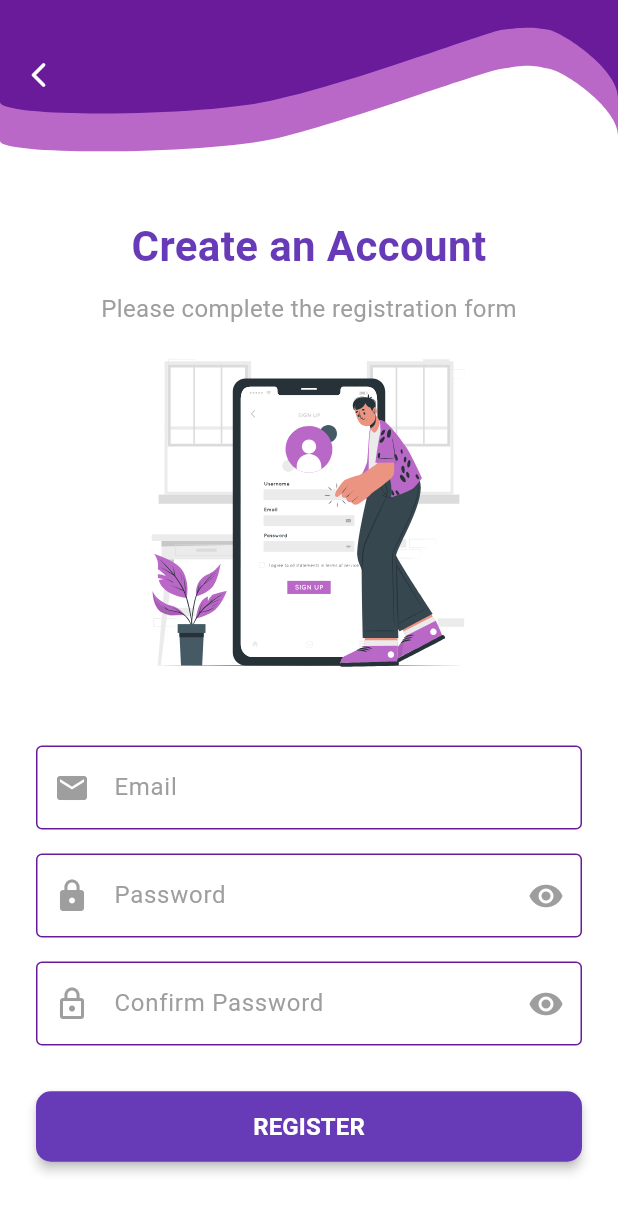
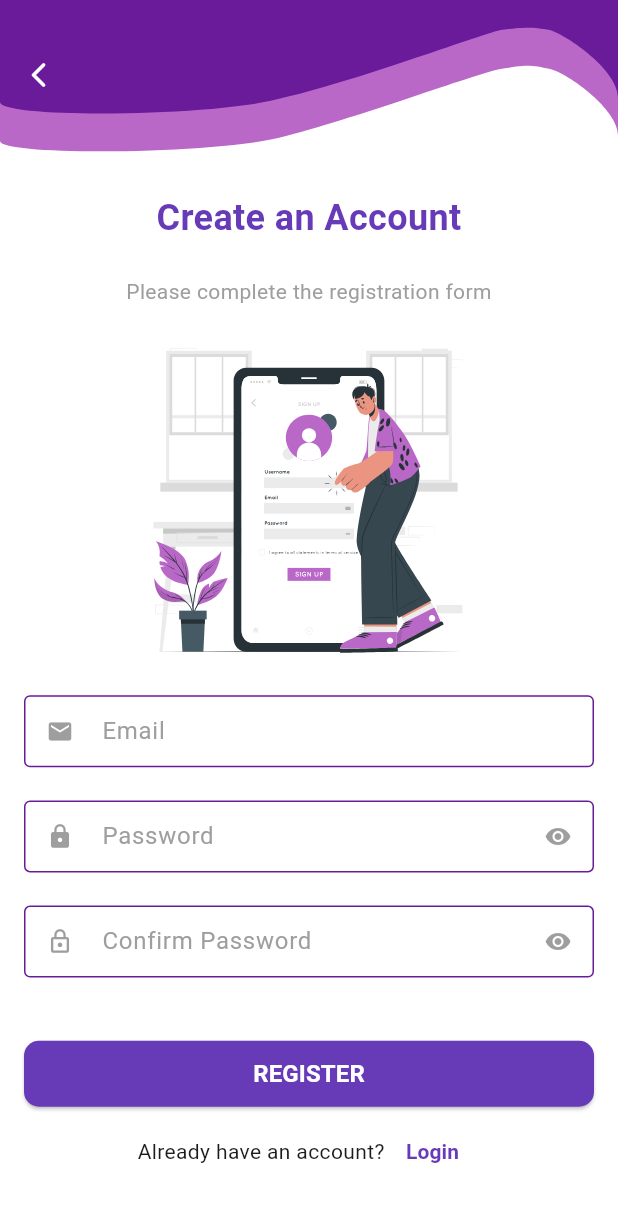
Before and after one commit to anndeviant/tpm_teori_t3, a Flutter app: the RegisterScreen screen opened directly, on a phone screen of 412 x 824 dp. Shown: the top 1213 px of the screen. Run offline on Flutter 3.47's test engine with Material 3 defaults, Android fonts, the phone set to English and light mode, and no system bars; our stand-ins replace curved_navigation_bar, firebase_auth, firebase_core, flutter_svg, internet_connection_checker, lottie; accounts and stored records are empty.

Commit message:
membuat regis screen responsif

```diff
--- a/lib/auth/register_screen.dart
+++ b/lib/auth/register_screen.dart
@@ -102,17 +102,24 @@ class _RegisterScreenState extends State<RegisterScreen> {
 
   @override
   Widget build(BuildContext context) {
+    final screenHeight = MediaQuery.of(context).size.height;
+    final screenWidth = MediaQuery.of(context).size.width;
+
     return Scaffold(
       backgroundColor: Colors.white,
       body: SafeArea(
         top: false,
         child: SingleChildScrollView(
+          child: ConstrainedBox(
+            constraints: BoxConstraints(minHeight: screenHeight),
+            child: IntrinsicHeight(
               child: Column(
                 children: [
+                  // HEADER
                   Stack(
                     children: [
                       CustomPaint(
-                    size: Size(double.infinity, 100),
+                        size: Size(screenWidth, 100),
                         painter: HeadPainter(),
                       ),
                       Positioned(
@@ -126,20 +133,21 @@ class _RegisterScreenState extends State<RegisterScreen> {
                       ),
                     ],
                   ),
-              Padding(
-                padding: const EdgeInsets.all(24.0),
+                  // FORM
+                  Expanded(
+                    child: Padding(
+                      padding: const EdgeInsets.symmetric(horizontal: 16),
                       child: Form(
                         key: _formKey,
                         child: Column(
-                    mainAxisAlignment: MainAxisAlignment.center,
-                    crossAxisAlignment: CrossAxisAlignment.stretch,
+                          mainAxisAlignment: MainAxisAlignment.spaceEvenly,
                           children: [
-                      const SizedBox(height: 20),
+                            const SizedBox(height: 16),
                             const Text(
                               'Create an Account',
                               textAlign: TextAlign.center,
                               style: TextStyle(
-                          fontSize: 28,
+                                fontSize: 24,
                                 fontWeight: FontWeight.bold,
                                 color: Colors.deepPurple,
                               ),
@@ -149,18 +157,17 @@ class _RegisterScreenState extends State<RegisterScreen> {
                               'Please complete the registration form',
                               textAlign: TextAlign.center,
                               style: TextStyle(
-                          fontSize: 16,
+                                fontSize: 14,
                                 color: Colors.grey,
                               ),
                             ),
                             SvgPicture.asset(
                               "assets/svg/regis.svg",
-                        height: 250,
+                              height: screenHeight * 0.3,
                             ),
-                      const SizedBox(height: 30),
                             if (_errorMessage != null)
                               Container(
-                          padding: const EdgeInsets.all(12),
+                                padding: const EdgeInsets.all(8),
                                 decoration: BoxDecoration(
                                   color: Colors.red.shade100,
                                   borderRadius: BorderRadius.circular(8),
@@ -170,11 +177,14 @@ class _RegisterScreenState extends State<RegisterScreen> {
                                   style: TextStyle(color: Colors.red.shade800),
                                 ),
                               ),
-                      if (_errorMessage != null) const SizedBox(height: 16),
+                            if (_errorMessage != null)
+                              const SizedBox(height: 8),
+                            // Email
                             TextFormField(
                               controller: _emailController,
                               keyboardType: TextInputType.emailAddress,
                               decoration: InputDecoration(
+                                isDense: true,
                                 labelText: 'Email',
                                 hintText: 'Enter your email',
                                 prefixIcon: const Icon(Icons.email),
@@ -195,11 +205,13 @@ class _RegisterScreenState extends State<RegisterScreen> {
                                 return null;
                               },
                             ),
-                      const SizedBox(height: 16),
+                            const SizedBox(height: 10),
+                            // Password
                             TextFormField(
                               controller: _passwordController,
                               obscureText: !_isPasswordVisible,
                               decoration: InputDecoration(
+                                isDense: true,
                                 labelText: 'Password',
                                 hintText: 'Enter your password',
                                 prefixIcon: const Icon(Icons.lock),
@@ -231,11 +243,13 @@ class _RegisterScreenState extends State<RegisterScreen> {
                                 return null;
                               },
                             ),
-                      const SizedBox(height: 16),
+                            const SizedBox(height: 10),
+                            // Confirm Password
                             TextFormField(
                               controller: _confirmPasswordController,
                               obscureText: !_isConfirmPasswordVisible,
                               decoration: InputDecoration(
+                                isDense: true,
                                 labelText: 'Confirm Password',
                                 hintText: 'Confirm your password',
                                 prefixIcon: const Icon(Icons.lock_outline),
@@ -269,16 +283,18 @@ class _RegisterScreenState extends State<RegisterScreen> {
                               },
                             ),
                             const SizedBox(height: 30),
-                      ElevatedButton(
+                            // REGISTER BUTTON
+                            SizedBox(
+                              width: double.infinity,
+                              height: 44,
+                              child: ElevatedButton(
                                 onPressed: _isLoading ? null : _register,
                                 style: ElevatedButton.styleFrom(
                                   backgroundColor: Colors.deepPurple,
                                   foregroundColor: Colors.white,
-                          padding: const EdgeInsets.symmetric(vertical: 12),
                                   shape: RoundedRectangleBorder(
                                     borderRadius: BorderRadius.circular(10),
                                   ),
-                          elevation: 3,
                                 ),
                                 child: _isLoading
                                     ? const SizedBox(
@@ -297,7 +313,8 @@ class _RegisterScreenState extends State<RegisterScreen> {
                                         ),
                                       ),
                               ),
-                      const SizedBox(height: 30),
+                            ),
+                            // LINK LOGIN
                             Row(
                               mainAxisAlignment: MainAxisAlignment.center,
                               children: [
@@ -314,7 +331,9 @@ class _RegisterScreenState extends State<RegisterScreen> {
                                 ),
                               ],
                             ),
+                            SizedBox(height: 20),
                           ],
+                        ),
                       ),
                     ),
                   ),
@@ -322,6 +341,8 @@ class _RegisterScreenState extends State<RegisterScreen> {
               ),
             ),
           ),
+        ),
+      ),
     );
   }
 }
```
Lines whose indentation alone changed are shown as unchanged.
